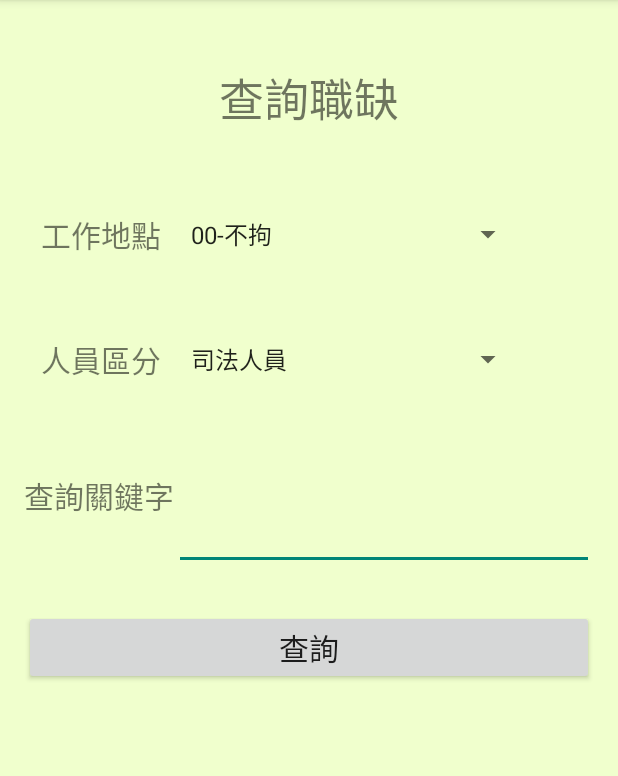
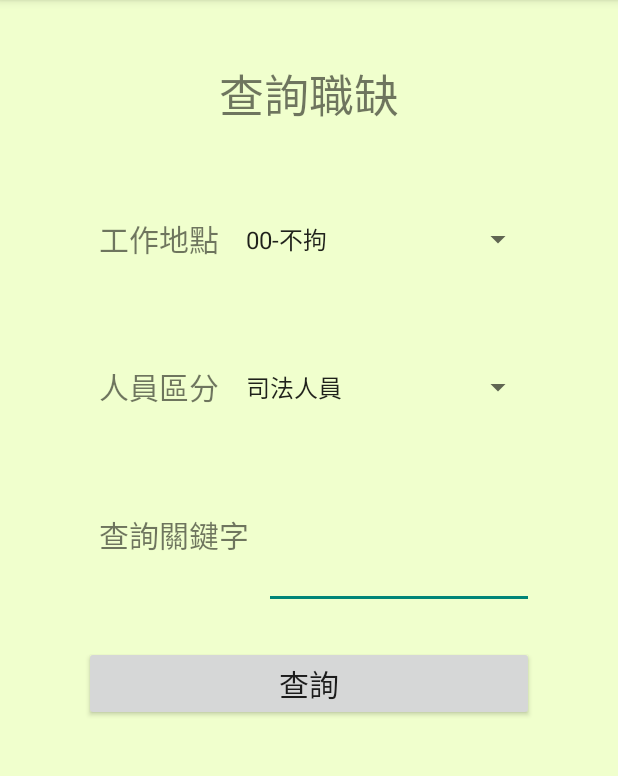
Before and after one commit to jiuju0317/GovJob, an Android app: the screen it shows after launch (QueryJob), after a tap on "查詢", on a phone screen of 412 x 824 dp, the part 84-860 px from its top. Run offline under Robolectric (Android 15) with nearby library versions, the phone set to English and light mode, and no system bars; 3 statements that could not run were skipped.

Commit message:
調整： queryjob.xml 讓文字不要縮行 移除menu的無用按鈕

```diff
--- a/app/src/main/java/com/stone/govjob/QueryJob.java
+++ b/app/src/main/java/com/stone/govjob/QueryJob.java
@@ -288,7 +288,7 @@ public class QueryJob extends ActionBarActivity
             }
             */
 
-            ArrayList<Job> queryResults = jobDAO.queryJob(where);
+            //ArrayList<Job> queryResults = jobDAO.queryJob(where);
 
             int cnt = jobDAO.getCount(where);
 
--- a/app/src/main/java/com/stone/myclass/NavigationDrawerFragment.java
+++ b/app/src/main/java/com/stone/myclass/NavigationDrawerFragment.java
@@ -259,15 +259,16 @@ public class NavigationDrawerFragment extends Fragment {
 
     @Override
     public boolean onOptionsItemSelected(MenuItem item) {
+
         if (mDrawerToggle.onOptionsItemSelected(item)) {
             return true;
         }
-
+        /*
         if (item.getItemId() == R.id.action_example) {
             Toast.makeText(getActivity(), "Example action.", Toast.LENGTH_SHORT).show();
             return true;
         }
-
+        */
         return super.onOptionsItemSelected(item);
     }
 
--- a/app/src/main/res/layout/queryjob.xml
+++ b/app/src/main/res/layout/queryjob.xml
@@ -23,15 +23,15 @@
 
     <LinearLayout
         android:orientation="horizontal"
-        android:layout_width="match_parent"
-        android:layout_height="wrap_content"
+        android:layout_width="300dp"
+        android:layout_height="50dp"
         android:layout_gravity="center_horizontal"
         android:gravity="center_vertical"
         android:weightSum="3"
         android:layout_weight="1">
 
         <TextView
-            android:layout_width="wrap_content"
+            android:layout_width="100dp"
             android:layout_height="match_parent"
             android:text="@string/text_workplace"
             android:id="@+id/textView2"
@@ -40,7 +40,7 @@
             android:gravity="center" />
 
         <Spinner
-            android:layout_width="230dp"
+            android:layout_width="200dp"
             android:layout_height="match_parent"
             android:id="@+id/workPlace_spn" />
 
@@ -48,14 +48,15 @@
 
     <LinearLayout
         android:orientation="horizontal"
-        android:layout_width="match_parent"
-        android:layout_height="wrap_content"
+        android:layout_width="300dp"
+        android:layout_height="50dp"
         android:layout_weight="1"
         android:gravity="center_vertical"
-        android:weightSum="3">
+        android:weightSum="3"
+        android:layout_gravity="center_horizontal">
 
         <TextView
-            android:layout_width="wrap_content"
+            android:layout_width="100dp"
             android:layout_height="match_parent"
             android:text="@string/text_person_kind"
             android:id="@+id/textView3"
@@ -64,21 +65,22 @@
             android:gravity="center" />
 
         <Spinner
-            android:layout_width="230dp"
+            android:layout_width="200dp"
             android:layout_height="match_parent"
             android:id="@+id/personKind_spn" />
     </LinearLayout>
 
     <LinearLayout
         android:orientation="horizontal"
-        android:layout_width="match_parent"
-        android:layout_height="wrap_content"
+        android:layout_width="300dp"
+        android:layout_height="50dp"
         android:layout_weight="1"
         android:weightSum="4"
-        android:gravity="center_vertical">
+        android:gravity="center_vertical"
+        android:layout_gravity="center_horizontal">
 
         <TextView
-            android:layout_width="wrap_content"
+            android:layout_width="120dp"
             android:layout_height="match_parent"
             android:text="@string/text_key_word"
             android:id="@+id/textView4"
@@ -86,21 +88,22 @@
             android:gravity="center" />
 
         <EditText
-            android:layout_width="match_parent"
+            android:layout_width="180dp"
             android:layout_height="match_parent"
             android:id="@+id/keyWord_edt" />
     </LinearLayout>
 
     <LinearLayout
         android:orientation="horizontal"
-        android:layout_width="match_parent"
-        android:layout_height="wrap_content"
+        android:layout_width="300dp"
+        android:layout_height="50dp"
         android:layout_weight="1"
         android:weightSum="1"
-        android:gravity="center">
+        android:gravity="center"
+        android:layout_gravity="center_horizontal">
 
         <Button
-            android:layout_width="wrap_content"
+            android:layout_width="300dp"
             android:layout_height="wrap_content"
             android:text="@string/btn_query"
             android:id="@+id/query_btn"
--- a/app/src/main/res/menu/main.xml
+++ b/app/src/main/res/menu/main.xml
@@ -1,8 +1,11 @@
 <menu xmlns:android="http://schemas.android.com/apk/res/android"
     xmlns:app="http://schemas.android.com/apk/res-auto"
     xmlns:tools="http://schemas.android.com/tools" tools:context=".MainActivity">
+    <!--
     <item android:id="@+id/action_example" android:title="@string/action_example"
         app:showAsAction="withText|ifRoom" />
+    -->
     <item android:id="@+id/action_settings" android:title="@string/action_settings"
         android:orderInCategory="100" app:showAsAction="never" />
+
 </menu>
```
Also changed, not shown: 1 other file.
